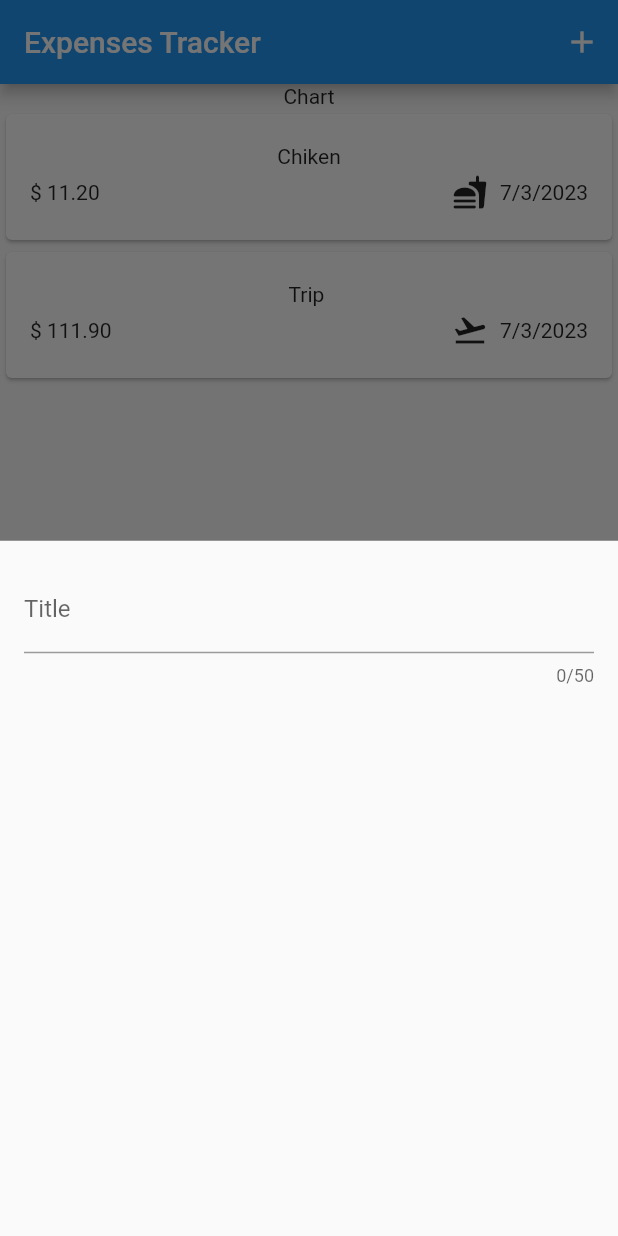
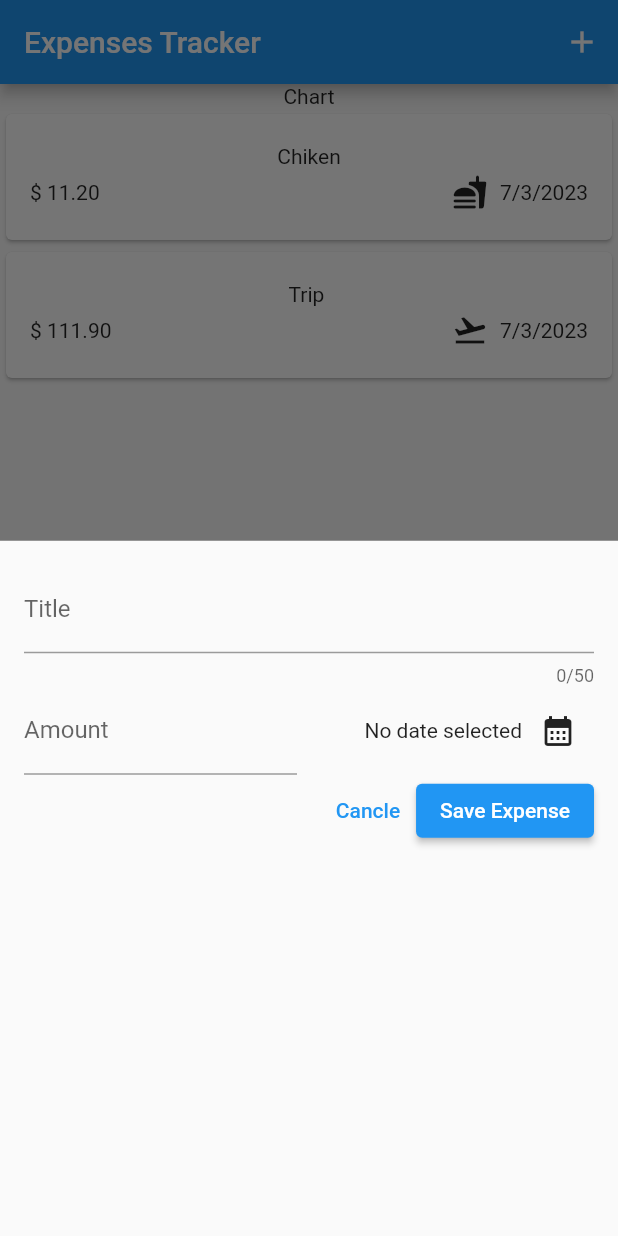
Before and after one commit to MohamedElsaeed424/expense_tracker_app, a Flutter app: the screen it shows after launch, after a tap on the "add" icon, on a phone screen of 412 x 824 dp. Run offline on Flutter 3.47's test engine with Material 2 defaults, Android fonts, the phone set to English and light mode, and no system bars.

Commit message:
inputs for Date and amount and title are added to new_expense.dart file

```diff
--- a/lib/widgets/new_expense.dart
+++ b/lib/widgets/new_expense.dart
@@ -1,3 +1,4 @@
+import 'package:expense_tracker_app/models/expense.dart';
 import 'package:flutter/material.dart';
 
 class NewExpense extends StatefulWidget {
@@ -10,17 +11,88 @@ class NewExpense extends StatefulWidget {
 }
 
 class _NewExpense extends State<NewExpense> {
+  final _titleController = TextEditingController();
+  final _amountController = TextEditingController();
+  DateTime? _slectedDate;
+
+  @override
+  void dispose() {
+    _titleController.dispose();
+    _amountController.dispose();
+    super.dispose();
+  }
+
+  void _presentDatePicker() async {
+    final now = DateTime.now();
+    final firstDate = DateTime(now.year - 1, now.month, now.day);
+    final pickedDate = await showDatePicker(
+        context: context,
+        initialDate: now,
+        firstDate: firstDate,
+        lastDate: now);
+    setState(() {
+      _slectedDate = pickedDate;
+    });
+  }
+
   @override
   Widget build(BuildContext context) {
-    return const Padding(
-      padding: EdgeInsets.all(16),
+    return Padding(
+      padding: const EdgeInsets.all(16),
       child: Column(
         children: [
           TextField(
+            controller: _titleController,
             maxLength: 50,
-            decoration: InputDecoration(
-              label: Text("Title")
+            decoration: const InputDecoration(
+              label: Text('Title'),
             ),
+          ),
+          Row(
+            children: [
+              Expanded(
+                child: TextField(
+                  controller: _amountController,
+                  keyboardType: TextInputType.number,
+                  decoration: const InputDecoration(
+                    prefixText: '\$ ',
+                    label: Text('Amount'),
+                  ),
+                ),
+              ),
+              const SizedBox(width: 16),
+              Expanded(
+                child: Row(
+                  mainAxisAlignment: MainAxisAlignment.end,
+                  crossAxisAlignment: CrossAxisAlignment.center,
+                  children: [
+                    Text(_slectedDate == null ? 'No date selected':formatter.format(_slectedDate!)),
+                    IconButton(
+                      onPressed: _presentDatePicker,
+                      icon: const Icon(
+                        Icons.calendar_month,
+                      ),
+                    ),
+                  ],
+                ),
+              ),
+            ],
+          ),
+          Row(
+            mainAxisAlignment: MainAxisAlignment.end,
+            children: [
+              TextButton(
+                  onPressed: () {
+                    Navigator.pop(context);
+                  },
+                  child: const Text('Cancle')),
+              ElevatedButton(
+                onPressed: () {
+                  print(_titleController.text);
+                },
+                child: const Text('Save Expense'),
+              ),
+            ],
           ),
         ],
       ),
```
